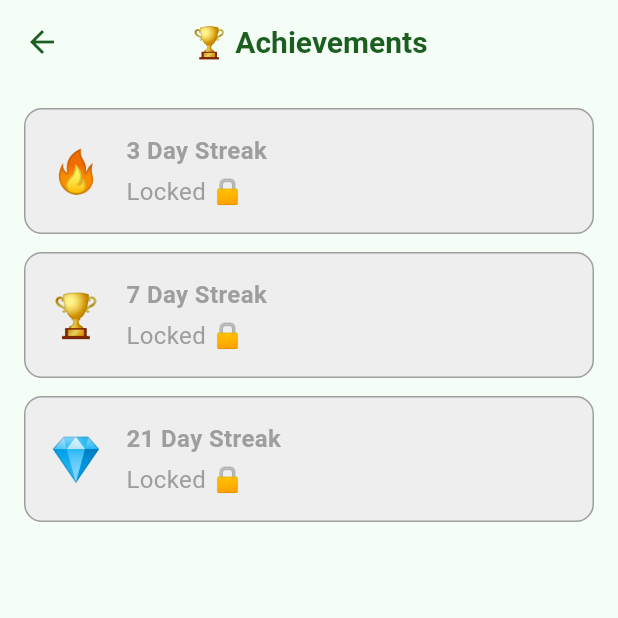
After one commit to shiku16/nitya-habits, a Flutter app: the BadgesScreen screen opened directly, on a phone screen of 412 x 824 dp, the top half of it. The commit adds this screen. Run offline on Flutter 3.47's test engine with Material 3 defaults, Android fonts, the phone set to English and light mode, and no system bars; our stand-ins replace hive, hive_flutter; accounts and stored records are empty.

Commit message:
what you changed

```diff
--- /dev/null
+++ b/lib/core/ui/screens/badges_screen.dart
@@ -0,0 +1,91 @@
+import 'package:flutter/material.dart';
+import 'package:hive_flutter/hive_flutter.dart';
+
+class BadgesScreen extends StatelessWidget {
+  const BadgesScreen({super.key});
+
+  @override
+  Widget build(BuildContext context) {
+    final badgeBox = Hive.box('badges');
+
+    return Scaffold(
+      appBar: AppBar(title: const Text('🏆 Achievements')),
+      body: Padding(
+        padding: const EdgeInsets.all(16),
+        child: Column(
+          children: [
+            badgeTile(
+              title: '3 Day Streak',
+              emoji: '🔥',
+              unlocked: badgeBox.containsKey('3_days'),
+            ),
+            const SizedBox(height: 12),
+            badgeTile(
+              title: '7 Day Streak',
+              emoji: '🏆',
+              unlocked: badgeBox.containsKey('7_days'),
+            ),
+            const SizedBox(height: 12),
+            badgeTile(
+              title: '21 Day Streak',
+              emoji: '💎',
+              unlocked: badgeBox.containsKey('21_days'),
+            ),
+          ],
+        ),
+      ),
+    );
+  }
+}
+Widget badgeTile({
+  required String title,
+  required String emoji,
+  required bool unlocked,
+}) {
+  return Container(
+    padding: const EdgeInsets.all(16),
+    decoration: BoxDecoration(
+      color: unlocked ? Colors.green.withOpacity(0.1) : Colors.grey.shade200,
+      borderRadius: BorderRadius.circular(12),
+      border: Border.all(
+        color: unlocked ? Colors.green : Colors.grey,
+      ),
+    ),
+    child: Row(
+      children: [
+        Text(
+          emoji,
+          style: TextStyle(
+            fontSize: 28,
+            color: unlocked ? Colors.orange : Colors.grey,
+          ),
+        ),
+        const SizedBox(width: 16),
+        Expanded(
+          child: Column(
+            crossAxisAlignment: CrossAxisAlignment.start,
+            children: [
+              Text(
+                title,
+                style: TextStyle(
+                  fontSize: 16,
+                  fontWeight: FontWeight.w600,
+                  color: unlocked ? Colors.black : Colors.grey,
+                ),
+              ),
+              const SizedBox(height: 4),
+              Text(
+                unlocked ? 'Unlocked 🎉' : 'Locked 🔒',
+                style: TextStyle(
+                  color: unlocked ? Colors.green : Colors.grey,
+                ),
+              ),
+            ],
+          ),
+        ),
+        if (unlocked)
+          const Icon(Icons.check_circle, color: Colors.green),
+      ],
+    ),
+  );
+}
```
Also changed, not shown: lib/core/ui/screens/home_screen.dart (+105 -0 lines).
